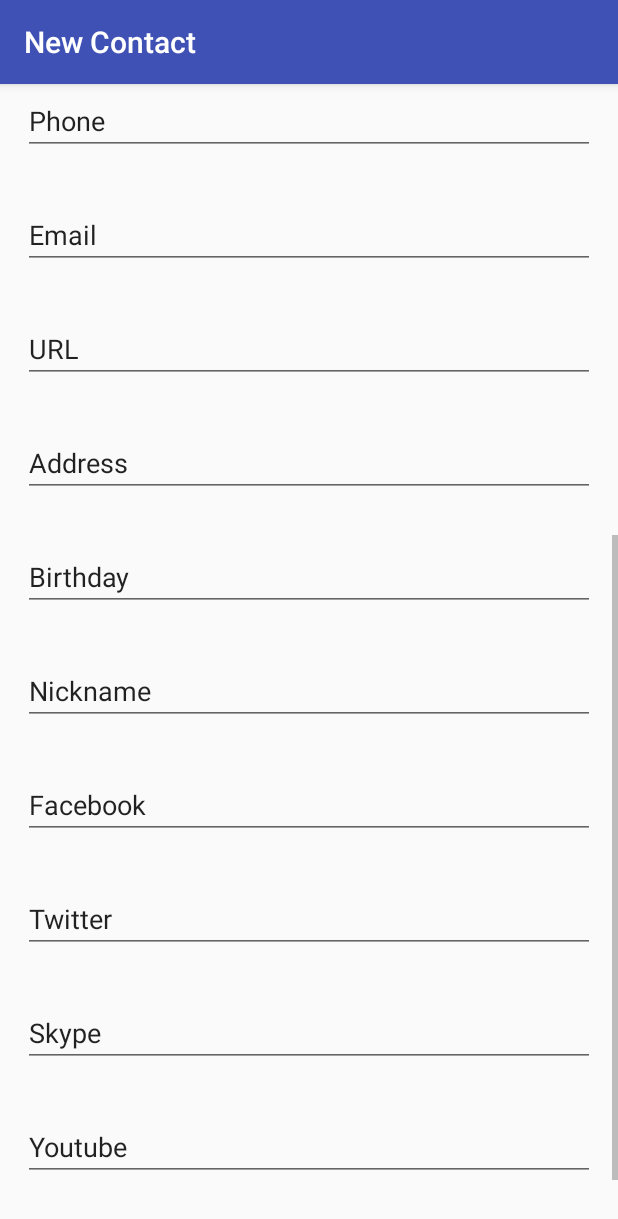
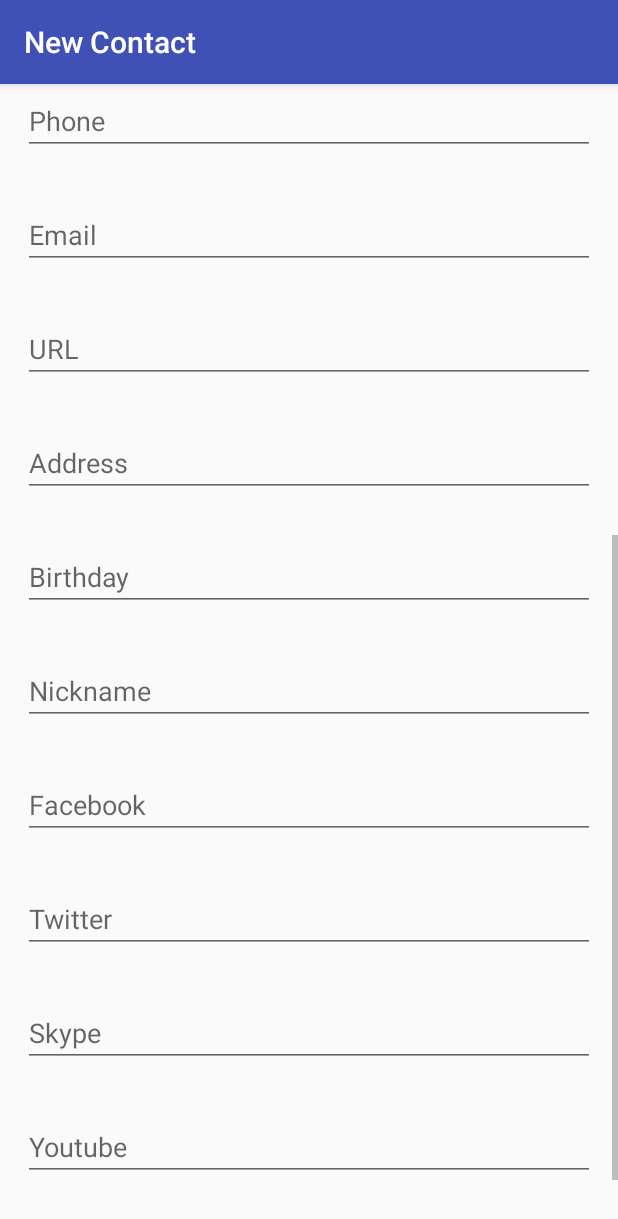
Before and after one commit to tgriff34/Android, an Android app: the newActivity screen opened directly, with no data from a screen before it, scrolled down 537 dp, on a phone screen of 412 x 824 dp. Shown: the top 1219 px of the screen. Run offline under Robolectric (Android 15) with nearby library versions, the phone set to English and light mode, and no system bars.

Commit message:
Fixed toast messages and conditionals for required fields

```diff
--- a/app/src/main/java/com/example/tristan/android_projects/newActivity.java
+++ b/app/src/main/java/com/example/tristan/android_projects/newActivity.java
@@ -7,6 +7,8 @@ import android.text.TextUtils;
 import android.view.View;
 import android.widget.EditText;
 import android.widget.Toast;
+
+import org.w3c.dom.Text;
 
 public class newActivity extends AppCompatActivity {
 
@@ -51,14 +53,15 @@ public class newActivity extends AppCompatActivity {
                     editTextFirst.setError("First name is required.");
                     Toast.makeText(newActivity.this, "A first name is required", Toast.LENGTH_SHORT).show();
                 }
-                else if (TextUtils.isEmpty(editTextLast.getText())) {
+                if (TextUtils.isEmpty(editTextLast.getText())) {
                     editTextLast.setError("Last name is required.");
                     Toast.makeText(newActivity.this, "A last name is required", Toast.LENGTH_SHORT).show();
                 }
-                else if (TextUtils.isEmpty(editTextPhone.getText())) {
+                if (TextUtils.isEmpty(editTextPhone.getText())) {
                     editTextPhone.setError("A phone number is required.");
                     Toast.makeText(newActivity.this, "A phone number is required", Toast.LENGTH_SHORT).show();
-                } else {
+                }
+                if (!TextUtils.isEmpty(editTextFirst.getText()) && !TextUtils.isEmpty(editTextLast.getText()) && !TextUtils.isEmpty(editTextPhone.getText())) {
                     Contact contact = new Contact(editTextFirst.getText().toString(), editTextLast.getText().toString(),
                             editTextCompany.getText().toString(), editTextPhone.getText().toString(), editTextEmail.getText().toString(),
                             editTextAddress.getText().toString(), editTextBirthday.getText().toString(), editTextNickname.getText().toString(),
--- a/app/src/main/res/layout/activity_new.xml
+++ b/app/src/main/res/layout/activity_new.xml
@@ -28,118 +28,118 @@
             android:id="@+id/editFirstName"
             android:layout_width="match_parent"
             android:layout_height="wrap_content"
+            android:layout_margin="15dp"
             android:ems="10"
-            android:layout_margin="15dp"
-            android:inputType="textPersonName"
-            android:text="@string/editText_firstName" />
+            android:hint="@string/editText_firstName"
+            android:inputType="textPersonName" />
 
         <EditText
             android:id="@+id/editLastName"
             android:layout_width="match_parent"
             android:layout_height="wrap_content"
+            android:layout_margin="15dp"
             android:ems="10"
-            android:layout_margin="15dp"
-            android:inputType="textPersonName"
-            android:text="@string/editText_lastName" />
+            android:hint="@string/editText_lastName"
+            android:inputType="textPersonName" />
 
         <EditText
             android:id="@+id/editCompany"
             android:layout_width="match_parent"
             android:layout_height="wrap_content"
+            android:layout_margin="15dp"
             android:ems="10"
-            android:layout_margin="15dp"
-            android:inputType="textPersonName"
-            android:text="@string/editText_company" />
+            android:hint="@string/editText_company"
+            android:inputType="textPersonName" />
 
         <EditText
             android:id="@+id/editPhone"
             android:layout_width="match_parent"
             android:layout_height="wrap_content"
+            android:layout_margin="15dp"
             android:ems="10"
-            android:layout_margin="15dp"
-            android:inputType="textPersonName"
-            android:text="@string/editText_phone" />
+            android:hint="@string/editText_phone"
+            android:inputType="textPersonName" />
 
         <EditText
             android:id="@+id/editEmail"
             android:layout_width="match_parent"
             android:layout_height="wrap_content"
+            android:layout_margin="15dp"
             android:ems="10"
-            android:layout_margin="15dp"
-            android:inputType="textPersonName"
-            android:text="@string/editText_email" />
+            android:hint="@string/editText_email"
+            android:inputType="textPersonName" />
 
         <EditText
             android:id="@+id/editURL"
             android:layout_width="match_parent"
             android:layout_height="wrap_content"
+            android:layout_margin="15dp"
             android:ems="10"
-            android:layout_margin="15dp"
-            android:inputType="textPersonName"
-            android:text="@string/editText_url" />
+            android:hint="@string/editText_url"
+            android:inputType="textPersonName" />
 
         <EditText
             android:id="@+id/editAddress"
             android:layout_width="match_parent"
             android:layout_height="wrap_content"
+            android:layout_margin="15dp"
             android:ems="10"
-            android:layout_margin="15dp"
-            android:inputType="textPersonName"
-            android:text="@string/editText_address" />
+            android:hint="@string/editText_address"
+            android:inputType="textPersonName" />
 
         <EditText
             android:id="@+id/editBirthday"
             android:layout_width="match_parent"
             android:layout_height="wrap_content"
+            android:layout_margin="15dp"
             android:ems="10"
-            android:layout_margin="15dp"
-            android:inputType="textPersonName"
-            android:text="@string/editText_birthday" />
+            android:hint="@string/editText_birthday"
+            android:inputType="textPersonName" />
 
         <EditText
             android:id="@+id/editNickname"
             android:layout_width="match_parent"
             android:layout_height="wrap_content"
+            android:layout_margin="15dp"
             android:ems="10"
-            android:layout_margin="15dp"
-            android:inputType="textPersonName"
-            android:text="@string/editText_nickname" />
+            android:hint="@string/editText_nickname"
+            android:inputType="textPersonName" />
 
         <EditText
             android:id="@+id/editFacebook"
             android:layout_width="match_parent"
             android:layout_height="wrap_content"
+            android:layout_margin="15dp"
             android:ems="10"
-            android:layout_margin="15dp"
-            android:inputType="textPersonName"
-            android:text="@string/editText_facebook" />
+            android:hint="@string/editText_facebook"
+            android:inputType="textPersonName" />
 
         <EditText
             android:id="@+id/editTwitter"
             android:layout_width="match_parent"
             android:layout_height="wrap_content"
+            android:layout_margin="15dp"
             android:ems="10"
-            android:layout_margin="15dp"
-            android:inputType="textPersonName"
-            android:text="@string/editText_twitter" />
+            android:hint="@string/editText_twitter"
+            android:inputType="textPersonName" />
 
         <EditText
             android:id="@+id/editSkype"
             android:layout_width="match_parent"
             android:layout_height="wrap_content"
+            android:layout_margin="15dp"
             android:ems="10"
-            android:layout_margin="15dp"
-            android:inputType="textPersonName"
-            android:text="@string/editText_skype" />
+            android:hint="@string/editText_skype"
+            android:inputType="textPersonName" />
 
         <EditText
             android:id="@+id/editYoutube"
             android:layout_width="match_parent"
             android:layout_height="wrap_content"
+            android:layout_margin="15dp"
             android:ems="10"
-            android:layout_margin="15dp"
-            android:inputType="textPersonName"
-            android:text="@string/editText_youtube" />
+            android:hint="@string/editText_youtube"
+            android:inputType="textPersonName" />
 
         <Button
             android:id="@+id/saveButton"
```
Also changed, not shown: app/src/main/res/drawable/default_image.png (renamed from app/src/main/res/drawable/default_Image.png).
